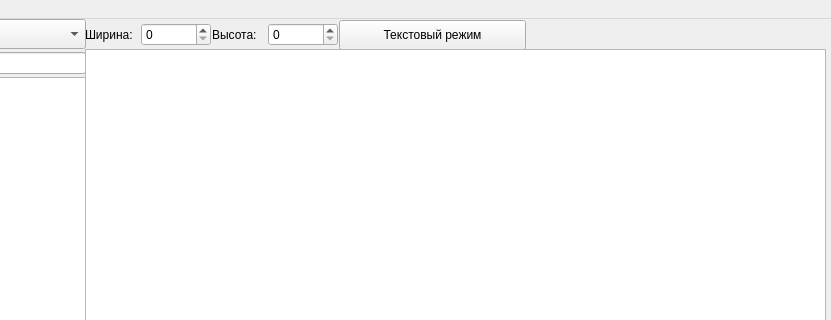
Old version of the form main_form.ui in the repository egorka5opka/sheduler; both pictures show x 225 to 1056 and y 0 to 320 of the 1056 by 681 pixel window.
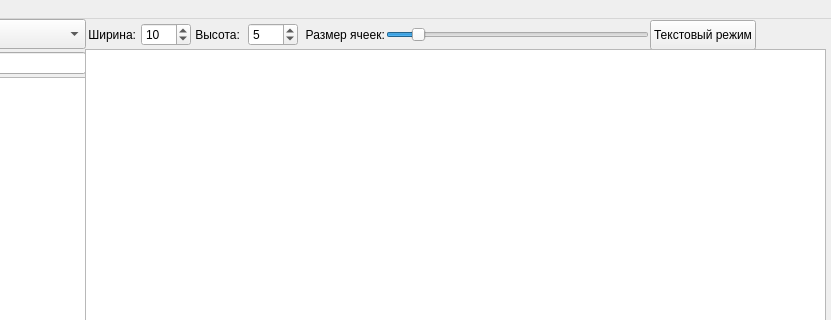
New version of the form.

The edit to the form file:
```diff
--- a/main_form.ui
+++ b/main_form.ui
@@ -72,7 +72,7 @@
      <rect>
       <x>310</x>
       <y>0</y>
-      <width>441</width>
+      <width>671</width>
       <height>32</height>
      </rect>
     </property>
@@ -95,18 +95,30 @@
         </size>
        </property>
        <property name="text">
-        <string>Ширина:</string>
+        <string> Ширина:</string>
        </property>
       </widget>
      </item>
      <item>
       <widget class="QSpinBox" name="width_edit">
+       <property name="minimumSize">
+        <size>
+         <width>50</width>
+         <height>0</height>
+        </size>
+       </property>
        <property name="maximumSize">
         <size>
          <width>70</width>
          <height>16777215</height>
         </size>
        </property>
+       <property name="minimum">
+        <number>1</number>
+       </property>
+       <property name="value">
+        <number>10</number>
+       </property>
       </widget>
      </item>
      <item>
@@ -124,17 +136,64 @@
         </size>
        </property>
        <property name="text">
-        <string>Высота:</string>
+        <string> Высота:</string>
        </property>
       </widget>
      </item>
      <item>
       <widget class="QSpinBox" name="height_edit">
+       <property name="minimumSize">
+        <size>
+         <width>50</width>
+         <height>0</height>
+        </size>
+       </property>
        <property name="maximumSize">
         <size>
          <width>70</width>
          <height>16777215</height>
         </size>
+       </property>
+       <property name="minimum">
+        <number>1</number>
+       </property>
+       <property name="value">
+        <number>5</number>
+       </property>
+      </widget>
+     </item>
+     <item>
+      <widget class="QLabel" name="label_3">
+       <property name="maximumSize">
+        <size>
+         <width>100</width>
+         <height>16777215</height>
+        </size>
+       </property>
+       <property name="text">
+        <string>  Размер ячеек:</string>
+       </property>
+      </widget>
+     </item>
+     <item>
+      <widget class="QSlider" name="cell_size_edit">
+       <property name="minimum">
+        <number>10</number>
+       </property>
+       <property name="maximum">
+        <number>500</number>
+       </property>
+       <property name="singleStep">
+        <number>5</number>
+       </property>
+       <property name="pageStep">
+        <number>25</number>
+       </property>
+       <property name="value">
+        <number>60</number>
+       </property>
+       <property name="orientation">
+        <enum>Qt::Horizontal</enum>
        </property>
       </widget>
      </item>
```
Left out of the diff: 6 changed lines with no effect on the pictures.
